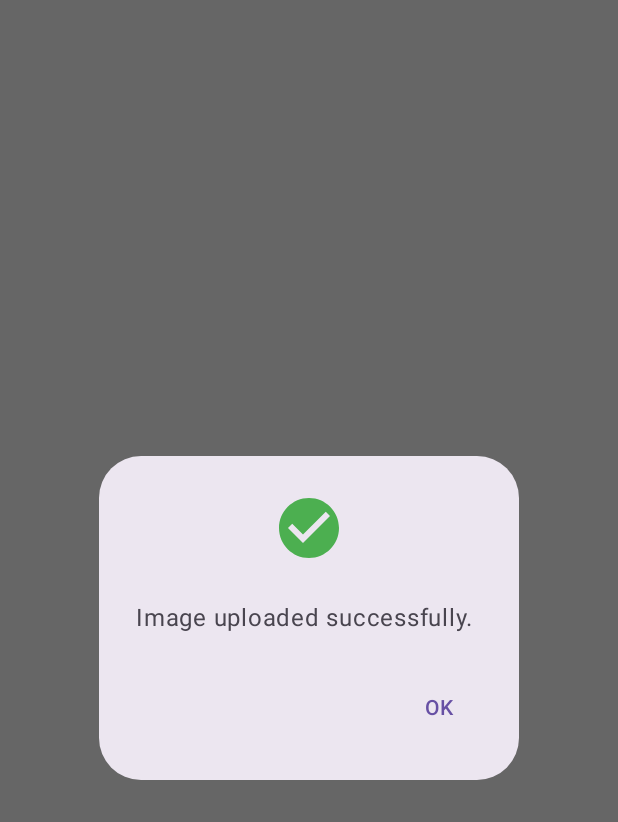
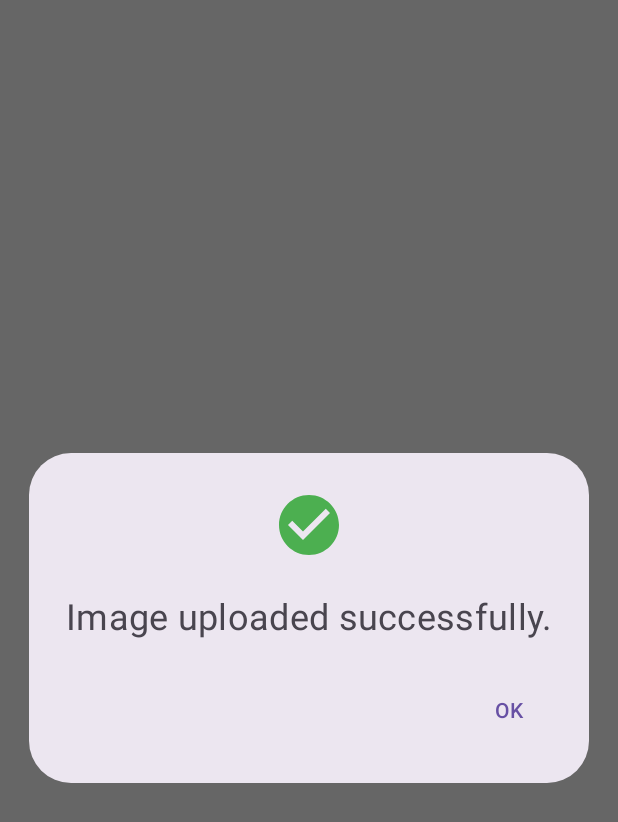
Before and after one commit to codeWithParas/StrDotsApp, an Android app built with Jetpack Compose: the @Preview function SuccessMessageDialogPreviewNoTitle, on a phone screen of 412 x 824 dp. Shown: the top 822 px of the screen. Run offline under Robolectric (Android 15) with nearby library versions, the phone set to English and light mode, and no system bars.

Commit message:
Develop - Dialog updated global pop up.

```diff
--- a/app/src/main/java/com/xyz/strapp/presentation/components/StatusDialog.kt
+++ b/app/src/main/java/com/xyz/strapp/presentation/components/StatusDialog.kt
@@ -21,6 +21,7 @@ import androidx.compose.ui.graphics.vector.ImageVector
 import androidx.compose.ui.text.style.TextAlign
 import androidx.compose.ui.tooling.preview.Preview
 import androidx.compose.ui.unit.dp
+import androidx.compose.ui.unit.sp
 
 /**
  * A reusable Jetpack Compose dialog to display a success message.
@@ -75,8 +76,10 @@ fun SuccessMessageDialog(
                     }
                     Text(
                         text = message,
-                        style = MaterialTheme.typography.bodyLarge,
-                        textAlign = TextAlign.Center
+                        style = MaterialTheme.typography.bodyMedium,
+                        textAlign = TextAlign.Center,
+                        lineHeight = 28.sp,
+                        fontSize = 24.sp
                     )
                 }
             },
```
Also changed, not shown: app/src/main/java/com/xyz/strapp/presentation/strliveliness/LivenessViewModel.kt (+5 -21 lines), app/src/main/java/com/xyz/strapp/presentation/strliveliness/StrLivelinessScreen.kt (+4 -3 lines).
